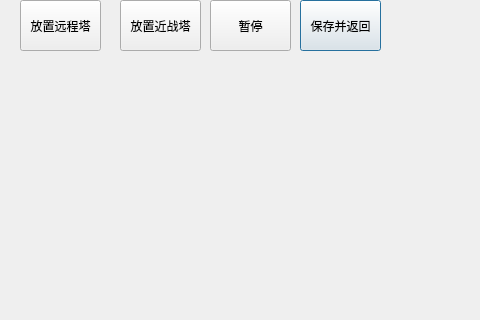
Loganloxsins/Inner-TD-Tale, file forms/gamewindow.ui: the form before one commit; both pictures show x 720 to 1200 and y 0 to 320 of the 1200 by 1000 pixel window.
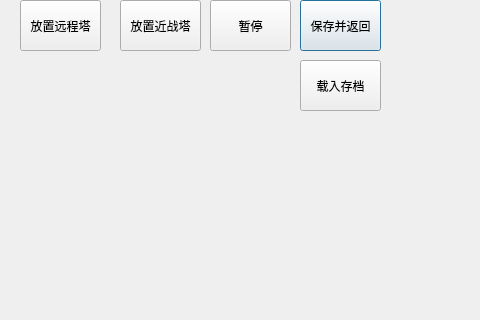
The form after the commit.

Commit message: feat: 存档

```diff
--- a/forms/gamewindow.ui
+++ b/forms/gamewindow.ui
@@ -221,6 +221,19 @@
     <string>卸冰buff</string>
    </property>
   </widget>
+  <widget class="QPushButton" name="pushButton_LoadSave">
+   <property name="geometry">
+    <rect>
+     <x>1020</x>
+     <y>60</y>
+     <width>81</width>
+     <height>51</height>
+    </rect>
+   </property>
+   <property name="text">
+    <string>载入存档</string>
+   </property>
+  </widget>
  </widget>
  <resources/>
  <connections/>
```
The commit also changes 14 other files.
